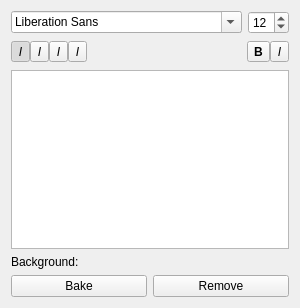
Old version of the form src/client/ui/textsettings.ui in the repository drawpile/Drawpile.
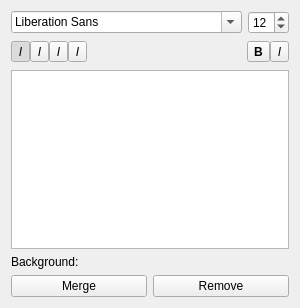
New version of the form. Icons and pictures are not drawn. Custom widgets are drawn as their Qt base class.

Patch:
```diff
--- a/src/client/ui/textsettings.ui
+++ b/src/client/ui/textsettings.ui
@@ -6,7 +6,7 @@
    <rect>
     <x>0</x>
     <y>0</y>
-    <width>233</width>
+    <width>265</width>
     <height>308</height>
    </rect>
   </property>
@@ -260,7 +260,7 @@
         <string>Bake the text onto the image</string>
        </property>
        <property name="text">
-        <string>Bake</string>
+        <string>Merge</string>
        </property>
       </widget>
      </item>
```
Left out of the diff: 8 changed lines with no effect on the pictures.
